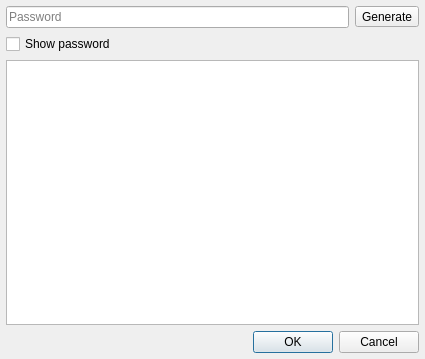
This is passworddialog.ui in IJHack/QtPass as Qt 5 draws it before an edit. The edited form follows.
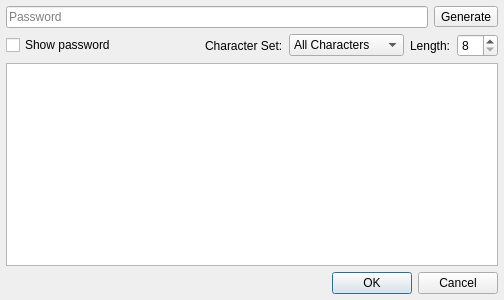
This is the edited form.

Commit message: Added password settings to the new password dialouge

Diff of the .ui file:
```diff
--- a/passworddialog.ui
+++ b/passworddialog.ui
@@ -6,8 +6,8 @@
    <rect>
     <x>0</x>
     <y>0</y>
-    <width>425</width>
-    <height>359</height>
+    <width>504</width>
+    <height>300</height>
    </rect>
   </property>
   <property name="windowTitle">
@@ -69,11 +69,90 @@
        </layout>
       </item>
       <item>
-       <widget class="QCheckBox" name="checkBoxShow">
-        <property name="text">
-         <string>Show password</string>
+       <layout class="QHBoxLayout" name="horizontalLayout_2">
+        <property name="topMargin">
+         <number>0</number>
         </property>
-       </widget>
+        <item>
+         <widget class="QCheckBox" name="checkBoxShow">
+          <property name="text">
+           <string>Show password</string>
+          </property>
+         </widget>
+        </item>
+        <item>
+         <spacer name="horizontalSpacer">
+          <property name="orientation">
+           <enum>Qt::Horizontal</enum>
+          </property>
+          <property name="sizeHint" stdset="0">
+           <size>
+            <width>40</width>
+            <height>20</height>
+           </size>
+          </property>
+         </spacer>
+        </item>
+        <item>
+         <layout class="QHBoxLayout" name="horizontalLayout_Char">
+          <item>
+           <widget class="QLabel" name="label_characterset">
+            <property name="text">
+             <string>Character Set:</string>
+            </property>
+           </widget>
+          </item>
+          <item>
+           <widget class="QComboBox" name="passwordTemplateSwitch">
+            <item>
+             <property name="text">
+              <string>All Characters</string>
+             </property>
+            </item>
+            <item>
+             <property name="text">
+              <string>Alphabetical</string>
+             </property>
+            </item>
+            <item>
+             <property name="text">
+              <string>Alphanumerical</string>
+             </property>
+            </item>
+            <item>
+             <property name="text">
+              <string>Custom</string>
+             </property>
+            </item>
+           </widget>
+          </item>
+         </layout>
+        </item>
+        <item>
+         <layout class="QHBoxLayout" name="horizontalLayout_length">
+          <item>
+           <widget class="QLabel" name="label_length">
+            <property name="sizePolicy">
+             <sizepolicy hsizetype="Minimum" vsizetype="Preferred">
+              <horstretch>0</horstretch>
+              <verstretch>0</verstretch>
+             </sizepolicy>
+            </property>
+            <property name="text">
+             <string>Length:</string>
+            </property>
+           </widget>
+          </item>
+          <item>
+           <widget class="QSpinBox" name="spinBox_pwdLength">
+            <property name="minimum">
+             <number>8</number>
+            </property>
+           </widget>
+          </item>
+         </layout>
+        </item>
+       </layout>
       </item>
       <item>
        <layout class="QFormLayout" name="formLayout">
```
Left out of the diff: 16 changed lines with no effect on the pictures. The commit also changes 4 other files.
